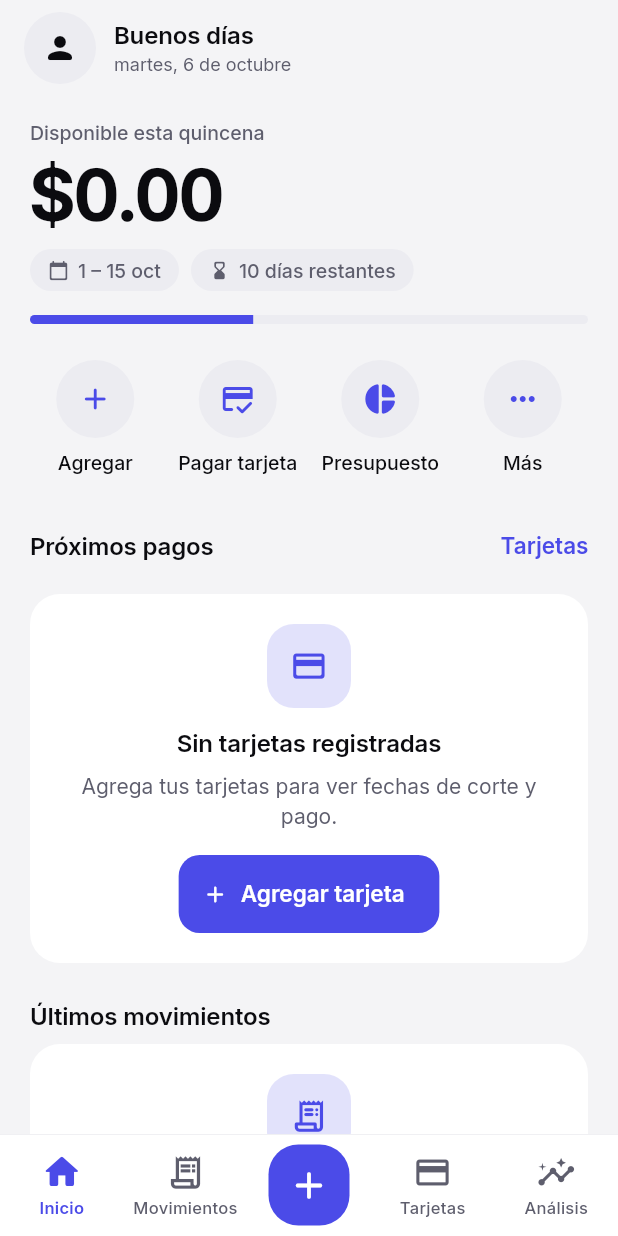
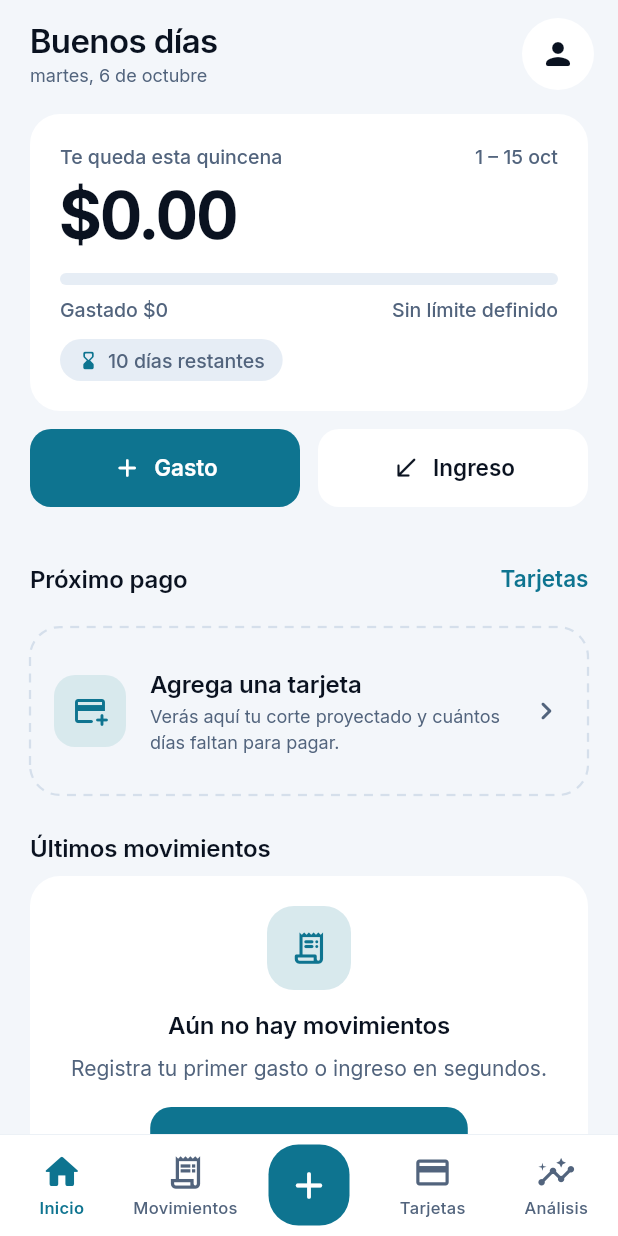
Before and after one commit to alancode59/flutterApp, a Flutter app: the screen it shows after launch, after a tap on "Omitir", on a phone screen of 412 x 824 dp. Run offline on Flutter 3.47's test engine with Material 3 defaults, Android fonts, the phone set to English and light mode, and no system bars; drawn by our look-alikes of flutter_animate; our stand-ins replace drift, drift_flutter, flutter_riverpod, freezed_annotation, go_router, riverpod_annotation; accounts and stored records are empty; generated files the repository leaves out were written again.

Commit message:
feat(tema): agrega paleta Medianoche y rediseña Inicio
- Nueva paleta Medianoche (azul marino + cian) como predeterminada
- Inicio: tarjeta de saldo con barra gastado/límite, botones Gasto e
  Ingreso, silueta de próxima tarjeta a pagar
- Pruebas actualizadas al nuevo texto y paleta por defecto

Co-Authored-By: Claude Opus 5.5 <noreply@anthropic.com>

```diff
--- a/lib/app/theme/app_palette.dart
+++ b/lib/app/theme/app_palette.dart
@@ -2,7 +2,7 @@ import 'package:flutter/material.dart';
 
 /// Paletas disponibles. El nombre del enum se guarda en Ajustes, así que no
 /// se deben renombrar sin una migración.
-enum AppPaletteId { grafito, menta, coral }
+enum AppPaletteId { medianoche, grafito, menta, coral }
 
 /// Colores base de una paleta para un brillo (claro u oscuro).
 @immutable
@@ -63,9 +63,41 @@ class AppPalette {
 
   PaletteColors of(Brightness brightness) => brightness == Brightness.dark ? dark : light;
 
-  static AppPalette byId(AppPaletteId id) => all.firstWhere((p) => p.id == id, orElse: () => grafito);
+  static AppPalette byId(AppPaletteId id) => all.firstWhere((p) => p.id == id, orElse: () => medianoche);
 
-  static const List<AppPalette> all = [grafito, menta, coral];
+  static const List<AppPalette> all = [medianoche, grafito, menta, coral];
+
+  static const medianoche = AppPalette(
+    id: AppPaletteId.medianoche,
+    name: 'Medianoche',
+    description: 'Azul marino profundo con acento cian. Tranquila y muy legible.',
+    light: PaletteColors(
+      background: Color(0xFFF3F6FA),
+      surface: Color(0xFFFFFFFF),
+      surfaceHigh: Color(0xFFE6EDF5),
+      outline: Color(0xFFD5DFEB),
+      textPrimary: Color(0xFF0A1220),
+      textSecondary: Color(0xFF52647D),
+      accent: Color(0xFF0E7490),
+      onAccent: Color(0xFFFFFFFF),
+      income: Color(0xFF047857),
+      expense: Color(0xFFD12E3B),
+      warning: Color(0xFFB45309),
+    ),
+    dark: PaletteColors(
+      background: Color(0xFF0A1220),
+      surface: Color(0xFF13213A),
+      surfaceHigh: Color(0xFF1E3150),
+      outline: Color(0xFF263A5C),
+      textPrimary: Color(0xFFEAF0F7),
+      textSecondary: Color(0xFF8EA2BD),
+      accent: Color(0xFF2DD4E8),
+      onAccent: Color(0xFF04212A),
+      income: Color(0xFF3DDC97),
+      expense: Color(0xFFFF7A85),
+      warning: Color(0xFFF5B43C),
+    ),
+  );
 
   static const grafito = AppPalette(
     id: AppPaletteId.grafito,
--- a/lib/features/dashboard/presentation/dashboard_screen.dart
+++ b/lib/features/dashboard/presentation/dashboard_screen.dart
@@ -25,24 +25,18 @@ class DashboardScreen extends StatelessWidget {
     final sections = <Widget>[
       _Header(now: now),
       _BalanceCard(quincena: quincena, now: now),
-      const _QuickActions(),
+      _PrimaryActions(onAdd: () => showQuickAddSheet(context)),
       SectionHeader(
-        title: 'Próximos pagos',
+        title: 'Próximo pago',
         actionLabel: 'Tarjetas',
         onAction: () => context.go(AppRoutes.cards),
       ),
-      _DashboardCard(
-        child: EmptyState(
-          compact: true,
-          icon: Icons.credit_card_rounded,
-          title: 'Sin tarjetas registradas',
-          message: 'Agrega tus tarjetas para ver fechas de corte y pago.',
-          actionLabel: 'Agregar tarjeta',
-          onAction: () => context.go(AppRoutes.cards),
-        ),
-      ),
+      _NextPaymentPlaceholder(onTap: () => context.go(AppRoutes.cards)),
       const SectionHeader(title: 'Últimos movimientos'),
-      _DashboardCard(
+      _Padded(
+        child: Card(
+          child: SizedBox(
+            width: double.infinity,
             child: EmptyState(
               compact: true,
               icon: Icons.receipt_long_rounded,
@@ -50,6 +44,8 @@ class DashboardScreen extends StatelessWidget {
               message: 'Registra tu primer gasto o ingreso en segundos.',
               actionLabel: 'Agregar movimiento',
               onAction: () => showQuickAddSheet(context),
+            ),
+          ),
         ),
       ),
       const SizedBox(height: AppSpacing.xxl),
@@ -70,6 +66,18 @@ class DashboardScreen extends StatelessWidget {
   }
 }
 
+class _Padded extends StatelessWidget {
+  const _Padded({required this.child});
+
+  final Widget child;
+
+  @override
+  Widget build(BuildContext context) => Padding(
+    padding: const EdgeInsets.symmetric(horizontal: AppSpacing.page),
+    child: child,
+  );
+}
+
 class _Header extends StatelessWidget {
   const _Header({required this.now});
 
@@ -85,21 +93,14 @@ class _Header extends StatelessWidget {
   @override
   Widget build(BuildContext context) {
     return Padding(
-      padding: const EdgeInsets.fromLTRB(AppSpacing.page - 4, AppSpacing.xs, AppSpacing.page, 0),
+      padding: const EdgeInsets.fromLTRB(AppSpacing.page, AppSpacing.sm, AppSpacing.page - 4, AppSpacing.md),
       child: Row(
         children: [
-          IconButton(
-            tooltip: 'Más opciones',
-            onPressed: () => context.push(AppRoutes.more),
-            style: IconButton.styleFrom(backgroundColor: context.colors.surfaceHigh),
-            icon: const Icon(Icons.person_rounded),
-          ),
-          const SizedBox(width: AppSpacing.sm),
           Expanded(
             child: Column(
               crossAxisAlignment: CrossAxisAlignment.start,
               children: [
-                Text(_greeting, style: context.text.titleMedium),
+                Text(_greeting, style: context.text.headlineSmall),
                 Text(
                   Formatters.longDate(now),
                   style: context.text.bodySmall,
@@ -109,12 +110,20 @@ class _Header extends StatelessWidget {
               ],
             ),
           ),
+          IconButton(
+            tooltip: 'Más opciones',
+            onPressed: () => context.push(AppRoutes.more),
+            style: IconButton.styleFrom(backgroundColor: context.scheme.surfaceContainer),
+            icon: const Icon(Icons.person_rounded),
+          ),
         ],
       ),
     );
   }
 }
 
+/// Saldo disponible de la quincena con la barra de gastado contra el límite.
+/// Los montos se conectan a datos reales en las fases 2 (movimientos) y 5 (presupuesto).
 class _BalanceCard extends StatelessWidget {
   const _BalanceCard({required this.quincena, required this.now});
 
@@ -123,48 +132,66 @@ class _BalanceCard extends StatelessWidget {
 
   @override
   Widget build(BuildContext context) {
+    const available = 0;
+    const spent = 0;
+    const int? limit = null;
+    final progress = limit == null || limit == 0 ? 0.0 : (spent / limit).clamp(0.0, 1.0);
     final daysLeft = quincena.daysLeft(now);
-    // Avance del periodo; en la Fase 5 se agrega el avance del presupuesto.
-    final elapsed = 1 - (daysLeft - 1) / quincena.lengthInDays;
+    final secondary = context.text.labelMedium;
 
-    return Padding(
-      padding: const EdgeInsets.fromLTRB(AppSpacing.page, AppSpacing.xl, AppSpacing.page, 0),
+    return _Padded(
+      child: Card(
+        child: Padding(
+          padding: const EdgeInsets.all(AppSpacing.lg),
           child: Column(
             crossAxisAlignment: CrossAxisAlignment.start,
             children: [
-          Text('Disponible esta quincena', style: context.text.labelMedium),
+              Row(
+                children: [
+                  Expanded(child: Text('Te queda esta quincena', style: secondary)),
+                  Text(quincena.label, style: secondary),
+                ],
+              ),
               const SizedBox(height: AppSpacing.xs),
               FittedBox(
                 fit: BoxFit.scaleDown,
                 alignment: Alignment.centerLeft,
-            child: AnimatedAmount(cents: 0, style: AppTypography.amount(48, color: context.scheme.onSurface)),
+                child: AnimatedAmount(
+                  cents: available,
+                  style: AppTypography.amount(44, color: context.scheme.onSurface),
                 ),
-          const SizedBox(height: AppSpacing.sm),
-          Wrap(
-            spacing: AppSpacing.xs,
-            runSpacing: AppSpacing.xs,
+              ),
+              const SizedBox(height: AppSpacing.md),
+              Semantics(
+                label: 'Presupuesto usado ${Formatters.percent(progress)}',
+                child: ClipRRect(
+                  borderRadius: BorderRadius.circular(AppRadius.pill),
+                  child: TweenAnimationBuilder<double>(
+                    tween: Tween(begin: 0, end: progress),
+                    duration: AppDurations.counter,
+                    curve: AppCurves.emphasized,
+                    builder: (_, v, _) => LinearProgressIndicator(value: v, minHeight: 8),
+                  ),
+                ),
+              ),
+              const SizedBox(height: AppSpacing.xs),
+              Row(
                 children: [
-              _Pill(icon: Icons.calendar_today_rounded, label: quincena.label),
-              _Pill(
-                icon: Icons.hourglass_bottom_rounded,
-                label: daysLeft == 1 ? 'Último día' : '$daysLeft días restantes',
+                  Expanded(child: Text('Gastado ${Formatters.moneyRounded(spent)}', style: secondary)),
+                  Text(
+                    limit == null ? 'Sin límite definido' : 'Límite ${Formatters.moneyRounded(limit)}',
+                    style: secondary,
                   ),
                 ],
               ),
-          const SizedBox(height: AppSpacing.md),
-          Semantics(
-            label: 'Avance de la quincena ${Formatters.percent(elapsed)}',
-            child: ClipRRect(
-              borderRadius: BorderRadius.circular(AppRadius.pill),
-              child: TweenAnimationBuilder<double>(
-                tween: Tween(begin: 0, end: elapsed),
-                duration: AppDurations.counter,
-                curve: AppCurves.emphasized,
-                builder: (_, v, _) => LinearProgressIndicator(value: v, minHeight: 6),
+              const SizedBox(height: AppSpacing.sm),
+              _Pill(
+                icon: Icons.hourglass_bottom_rounded,
+                label: daysLeft == 1 ? 'Último día de la quincena' : '$daysLeft días restantes',
+              ),
+            ],
           ),
         ),
-          ),
-        ],
       ),
     );
   }
@@ -187,7 +214,7 @@ class _Pill extends StatelessWidget {
       child: Row(
         mainAxisSize: MainAxisSize.min,
         children: [
-          Icon(icon, size: 14, color: context.colors.textSecondary),
+          Icon(icon, size: 14, color: context.scheme.primary),
           const SizedBox(width: 6),
           Text(label, style: context.text.labelMedium),
         ],
@@ -196,30 +223,23 @@ class _Pill extends StatelessWidget {
   }
 }
 
-class _QuickActions extends StatelessWidget {
-  const _QuickActions();
+class _PrimaryActions extends StatelessWidget {
+  const _PrimaryActions({required this.onAdd});
+
+  final VoidCallback onAdd;
 
   @override
   Widget build(BuildContext context) {
-    void soon(String what) => ScaffoldMessenger.of(context)
-      ..hideCurrentSnackBar()
-      ..showSnackBar(SnackBar(content: Text('$what estará disponible pronto.')));
-
-    final actions = [
-      (Icons.add_rounded, 'Agregar', () => showQuickAddSheet(context)),
-      (Icons.credit_score_rounded, 'Pagar tarjeta', () => soon('Pagar tarjeta')),
-      (Icons.pie_chart_rounded, 'Presupuesto', () => soon('Presupuesto')),
-      (Icons.more_horiz_rounded, 'Más', () => context.push(AppRoutes.more)),
-    ];
-
     return Padding(
-      padding: const EdgeInsets.fromLTRB(AppSpacing.md, AppSpacing.xl, AppSpacing.md, 0),
+      padding: const EdgeInsets.fromLTRB(AppSpacing.page, AppSpacing.sm, AppSpacing.page, 0),
       child: Row(
-        crossAxisAlignment: CrossAxisAlignment.start,
         children: [
-          for (final (icon, label, onTap) in actions)
           Expanded(
-              child: _QuickAction(icon: icon, label: label, onTap: onTap),
+            child: _ActionButton(icon: Icons.add_rounded, label: 'Gasto', filled: true, onTap: onAdd),
+          ),
+          const SizedBox(width: AppSpacing.sm),
+          Expanded(
+            child: _ActionButton(icon: Icons.south_west_rounded, label: 'Ingreso', onTap: onAdd),
           ),
         ],
       ),
@@ -227,52 +247,118 @@ class _QuickActions extends StatelessWidget {
   }
 }
 
-class _QuickAction extends StatelessWidget {
-  const _QuickAction({required this.icon, required this.label, required this.onTap});
+class _ActionButton extends StatelessWidget {
+  const _ActionButton({required this.icon, required this.label, required this.onTap, this.filled = false});
 
   final IconData icon;
   final String label;
   final VoidCallback onTap;
+  final bool filled;
 
   @override
   Widget build(BuildContext context) {
+    final bg = filled ? context.scheme.primary : context.scheme.surfaceContainer;
+    final fg = filled ? context.scheme.onPrimary : context.scheme.onSurface;
+
     return Pressable(
-      semanticLabel: label,
-      scale: 0.92,
+      semanticLabel: 'Agregar $label'.toLowerCase(),
+      scale: 0.95,
       onTap: onTap,
-      child: Column(
+      child: Container(
+        height: 52,
+        decoration: BoxDecoration(color: bg, borderRadius: BorderRadius.circular(AppRadius.md)),
+        child: Row(
+          mainAxisAlignment: MainAxisAlignment.center,
           children: [
-          Container(
-            width: 52,
-            height: 52,
-            decoration: BoxDecoration(color: context.colors.surfaceHigh, shape: BoxShape.circle),
-            child: Icon(icon, color: context.scheme.primary),
+            Icon(icon, color: fg, size: 20),
+            const SizedBox(width: AppSpacing.xs),
+            Text(label, style: context.text.labelLarge?.copyWith(color: fg)),
+          ],
         ),
-          const SizedBox(height: AppSpacing.xs),
-          Text(
-            label,
-            textAlign: TextAlign.center,
-            maxLines: 2,
-            style: context.text.labelMedium?.copyWith(color: context.scheme.onSurface),
-          ),
-        ],
       ),
     );
   }
 }
 
-class _DashboardCard extends StatelessWidget {
-  const _DashboardCard({required this.child});
+/// Silueta de tarjeta de crédito mientras no hay tarjetas registradas.
+class _NextPaymentPlaceholder extends StatelessWidget {
+  const _NextPaymentPlaceholder({required this.onTap});
 
-  final Widget child;
+  final VoidCallback onTap;
 
   @override
   Widget build(BuildContext context) {
-    return Padding(
-      padding: const EdgeInsets.symmetric(horizontal: AppSpacing.page),
-      child: Card(
-        child: SizedBox(width: double.infinity, child: child),
+    return _Padded(
+      child: Pressable(
+        semanticLabel: 'Agregar tarjeta de crédito',
+        onTap: onTap,
+        child: CustomPaint(
+          painter: _DashedBorderPainter(color: context.scheme.outline, radius: AppRadius.lg),
+          child: SizedBox(
+            height: 112,
+            child: Padding(
+              padding: const EdgeInsets.all(AppSpacing.md),
+              child: Row(
+                children: [
+                  Container(
+                    width: 48,
+                    height: 48,
+                    decoration: BoxDecoration(
+                      color: context.scheme.primaryContainer,
+                      borderRadius: BorderRadius.circular(AppRadius.md),
+                    ),
+                    child: Icon(Icons.add_card_rounded, color: context.scheme.primary),
+                  ),
+                  const SizedBox(width: AppSpacing.md),
+                  Expanded(
+                    child: Column(
+                      mainAxisAlignment: MainAxisAlignment.center,
+                      crossAxisAlignment: CrossAxisAlignment.start,
+                      children: [
+                        Text('Agrega una tarjeta', style: context.text.titleMedium),
+                        const SizedBox(height: 2),
+                        Text(
+                          'Verás aquí tu corte proyectado y cuántos días faltan para pagar.',
+                          style: context.text.bodySmall,
+                        ),
+                      ],
+                    ),
+                  ),
+                  Icon(Icons.chevron_right_rounded, color: context.colors.textSecondary),
+                ],
+              ),
+            ),
+          ),
+        ),
       ),
     );
   }
 }
+
+class _DashedBorderPainter extends CustomPainter {
+  _DashedBorderPainter({required this.color, required this.radius});
+
+  final Color color;
+  final double radius;
+
+  @override
+  void paint(Canvas canvas, Size size) {
+    final paint = Paint()
+      ..color = color
+      ..style = PaintingStyle.stroke
+      ..strokeWidth = 1.5;
+    final path = Path()..addRRect(RRect.fromRectAndRadius(Offset.zero & size, Radius.circular(radius)));
+    const dash = 6.0;
+    const gap = 5.0;
+    for (final metric in path.computeMetrics()) {
+      var d = 0.0;
+      while (d < metric.length) {
+        canvas.drawPath(metric.extractPath(d, d + dash), paint);
+        d += dash + gap;
+      }
+    }
+  }
+
+  @override
+  bool shouldRepaint(_DashedBorderPainter old) => old.color != color || old.radius != radius;
+}
--- a/lib/features/onboarding/presentation/onboarding_illustrations.dart
+++ b/lib/features/onboarding/presentation/onboarding_illustrations.dart
@@ -100,7 +100,7 @@ class CardsIllustration extends StatelessWidget {
                 offset: const Offset(16, 30),
                 child: Transform.rotate(
                   angle: 4 * math.pi / 180,
-                  child: const _MiniCard(color: Color(0xFF3F3FD9), bank: 'Banco Azul', last4: '4821'),
+                  child: const _MiniCard(color: Color(0xFF1D4ED8), bank: 'Banco Azul', last4: '4821'),
                 ),
               )
               .animate(target: active ? 1 : 0)
--- a/lib/features/settings/domain/app_settings.dart
+++ b/lib/features/settings/domain/app_settings.dart
@@ -9,7 +9,7 @@ part 'app_settings.freezed.dart';
 abstract class AppSettings with _$AppSettings {
   const factory AppSettings({
     @Default(ThemeMode.system) ThemeMode themeMode,
-    @Default(AppPaletteId.grafito) AppPaletteId palette,
+    @Default(AppPaletteId.medianoche) AppPaletteId palette,
     @Default(false) bool onboardingCompleted,
   }) = _AppSettings;
 }
```
Also changed, not shown: lib/features/settings/domain/app_settings.freezed.dart, lib/features/settings/presentation/settings_controller.g.dart, 3 other files. Lines whose indentation alone changed are shown as unchanged.
